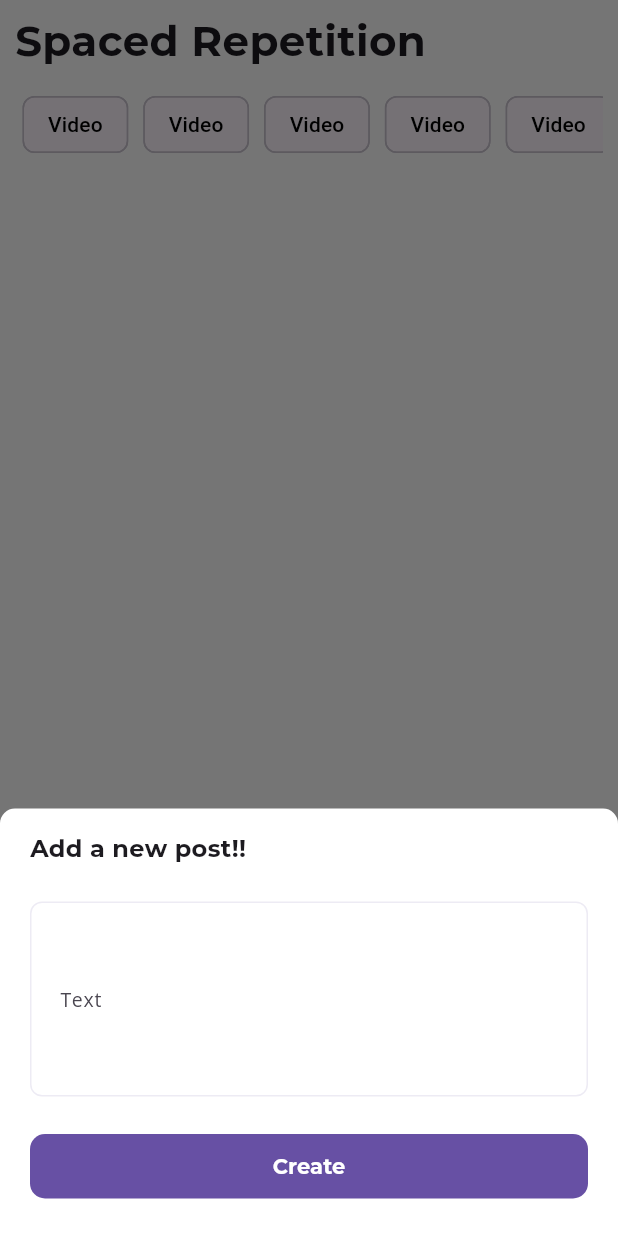
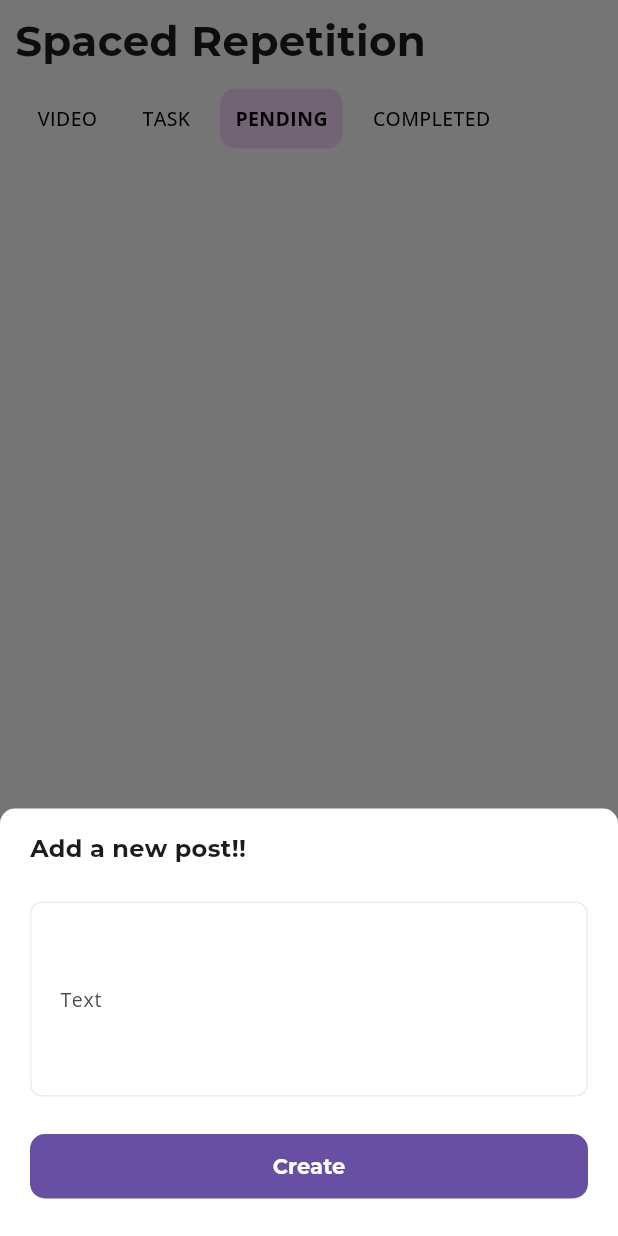
Before and after one commit to Amitpatil215/rss, a Flutter app: the screen it shows after launch, after a tap on the "add card" icon, on a phone screen of 412 x 824 dp. Run offline on Flutter 3.47's test engine with Material 3 defaults, Android fonts, the phone set to English and light mode, and no system bars; our stand-ins replace cloud_firestore, firebase_core, firebase_ui_firestore, flutter_slidable, google_fonts, readmore and 4 more; accounts and stored records are empty.

Commit message:
filter done

```diff
--- a/lib/model/posts.dart
+++ b/lib/model/posts.dart
@@ -5,6 +5,7 @@ class PostsModel {
   final String? url;
   final DateTime? createdAt;
   final DateTime? lastSeen;
+  final String? type;
 
   final String? status; // Pending, Completed, Snoozed
   final DateTime? dueDate;
@@ -18,6 +19,7 @@ class PostsModel {
     this.lastSeen,
     this.status,
     this.dueDate,
+    this.type,
   });
 
   // Factory constructor for creating a new PostsModel instance from a map
@@ -31,6 +33,7 @@ class PostsModel {
       lastSeen: json['last_seen']?.toDate() as DateTime?,
       status: json['status'] as String?,
       dueDate: json['due_date']?.toDate() as DateTime?,
+      type: json['type'] as String?,
     );
   }
 
@@ -45,6 +48,7 @@ class PostsModel {
       'last_seen': lastSeen,
       'status': status,
       'due_date': dueDate,
+      'type': type
     };
   }
 
@@ -59,6 +63,7 @@ class PostsModel {
       'last_seen': lastSeen,
       'status': status,
       'due_date': dueDate,
+      'type': type
     }.withoutNulls();
   }
 }
--- a/lib/ui/bottom_sheets/create_post/create_post_sheet_model.dart
+++ b/lib/ui/bottom_sheets/create_post/create_post_sheet_model.dart
@@ -27,6 +27,7 @@ class CreatePostSheetModel extends BaseViewModel {
                 desc: formattedTask.desc,
                 id: null,
                 url: formattedTask.url,
+                type: formattedTask.type,
                 createdAt: DateTime.now(),
                 lastSeen: DateTime.now(),
                 status: "pending",
--- a/lib/ui/views/feed/feed_view.dart
+++ b/lib/ui/views/feed/feed_view.dart
@@ -41,22 +41,41 @@ class FeedView extends StackedView<FeedViewModel> {
               scrollDirection: Axis.horizontal,
               child: Row(
                 children: [
-                  for (int i = 0; i < 15; i++)
-                    const Padding(
-                      padding: EdgeInsets.all(5.0),
-                      child: Chip(
-                          label: Text(
-                        "Video",
-                        style: TextStyle(color: Colors.black),
-                      )),
-                    )
+                  FilterChip(
+                    filterValue: FilterBy.VIDEO,
+                    onTap: (p0) {
+                      viewModel.applyFilter(FilterBy.VIDEO);
+                    },
+                    isSelected: viewModel.isSelected(FilterBy.VIDEO),
+                  ),
+                  FilterChip(
+                    filterValue: FilterBy.TASK,
+                    onTap: (p0) {
+                      viewModel.applyFilter(FilterBy.TASK);
+                    },
+                    isSelected: viewModel.isSelected(FilterBy.TASK),
+                  ),
+                  FilterChip(
+                    filterValue: FilterBy.PENDING,
+                    onTap: (p0) {
+                      viewModel.applyFilter(FilterBy.PENDING);
+                    },
+                    isSelected: viewModel.isSelected(FilterBy.PENDING),
+                  ),
+                  FilterChip(
+                    filterValue: FilterBy.COMPLETED,
+                    onTap: (p0) {
+                      viewModel.applyFilter(FilterBy.COMPLETED);
+                    },
+                    isSelected: viewModel.isSelected(FilterBy.COMPLETED),
+                  ),
                 ],
               ),
             ),
             Expanded(
               child: FirestoreListView<PostsModel>(
                 pageSize: 15,
-                query: viewModel.postsQuery,
+                query: viewModel.getQuery(),
                 itemBuilder: (context, snapshot) {
                   PostsModel postModel = snapshot.data();
                   return Slidable(
@@ -195,9 +214,13 @@ class FeedView extends StackedView<FeedViewModel> {
                                                 postModel.createdAt ??
                                                     DateTime.now(),
                                               )}",
+                                              overflow: TextOverflow.ellipsis,
                                               style: AppTextStyles.caption,
                                             ),
                                           ],
+                                        ),
+                                        Text(
+                                          "${postModel.status} ${postModel.type}",
                                         ),
                                         verticalSpaceSmall,
                                       ]),
@@ -228,3 +251,41 @@ class FeedView extends StackedView<FeedViewModel> {
   ) =>
       FeedViewModel();
 }
+
+class FilterChip extends StatelessWidget {
+  final bool isSelected;
+  final FilterBy filterValue;
+  //callback
+  final Function(FilterBy) onTap;
+  const FilterChip({
+    super.key,
+    this.isSelected = false,
+    required this.filterValue,
+    required this.onTap,
+  });
+
+  @override
+  Widget build(BuildContext context) {
+    return Padding(
+      padding: const EdgeInsets.all(5.0),
+      child: GestureDetector(
+        onTap: () => onTap(filterValue),
+        child: Container(
+          padding: const EdgeInsets.all(10.0),
+          decoration: BoxDecoration(
+            color: isSelected
+                ? Colors.purpleAccent.withOpacity(0.2)
+                : Colors.white,
+            borderRadius: BorderRadius.circular(10.0),
+          ),
+          child: Text(
+            filterValue.name,
+            style: AppTextStyles.bodyText1.copyWith(
+                fontWeight: isSelected ? FontWeight.bold : FontWeight.w500,
+                color: Colors.black),
+          ),
+        ),
+      ),
+    );
+  }
+}
--- a/lib/ui/views/feed/feed_viewmodel.dart
+++ b/lib/ui/views/feed/feed_viewmodel.dart
@@ -7,12 +7,39 @@ import '../../../app/app.bottomsheets.dart';
 import '../../../app/app.locator.dart';
 import '../../common/app_strings.dart';
 
+enum FilterBy { VIDEO, TASK, PENDING, COMPLETED }
+
 class FeedViewModel extends BaseViewModel {
   final _bottomSheetService = locator<BottomSheetService>();
 
-  final postsQuery = FirebaseFirestore.instance
-      .collection('posts')
-      .where('status', isEqualTo: 'pending')
+  // final postsQuery = FirebaseFirestore.instance
+  //     .collection('posts')
+  //     .where('status', isEqualTo: 'pending')
+  //     .orderBy('due_date', descending: false)
+  //     .orderBy('last_seen', descending: false)
+  //     .withConverter<PostsModel>(
+  //       fromFirestore: (snapshot, _) =>
+  //           PostsModel.fromJson(snapshot.data()!, snapshot.reference.id),
+  //       toFirestore: (post, _) => post.toJson(),
+  //     );
+  Query<PostsModel> getQuery() {
+    /// use filter by for writing the query
+    var collectionRef = FirebaseFirestore.instance.collection('posts');
+    Query<Map<String, dynamic>> newQuery = collectionRef;
+    if (isSelected(FilterBy.PENDING)) {
+      newQuery = newQuery.where('status', isEqualTo: 'pending');
+    }
+    if (isSelected(FilterBy.COMPLETED)) {
+      newQuery = newQuery.where('status', isEqualTo: 'completed');
+    }
+    if (isSelected(FilterBy.VIDEO)) {
+      newQuery = newQuery.where('type', isEqualTo: 'video');
+    }
+    if (isSelected(FilterBy.TASK)) {
+      newQuery = newQuery.where('type', isEqualTo: 'task');
+    }
+
+    return newQuery
         .orderBy('due_date', descending: false)
         .orderBy('last_seen', descending: false)
         .withConverter<PostsModel>(
@@ -20,6 +47,7 @@ class FeedViewModel extends BaseViewModel {
               PostsModel.fromJson(snapshot.data()!, snapshot.reference.id),
           toFirestore: (post, _) => post.toJson(),
         );
+  }
 
   void showBottomSheet() {
     _bottomSheetService.showCustomSheet(
@@ -44,4 +72,38 @@ class FeedViewModel extends BaseViewModel {
         .doc(post.id)
         .update(PostsModel(lastSeen: DateTime.now()).toJsonNoNull());
   }
+
+  final List<FilterBy> _currentFilter = [FilterBy.PENDING];
+
+  // apply filter
+  void applyFilter(FilterBy filterBy) {
+    // switch between pending and completed
+    if (filterBy == FilterBy.PENDING) {
+      _currentFilter.remove(FilterBy.COMPLETED);
+    } else if (filterBy == FilterBy.COMPLETED) {
+      _currentFilter.remove(FilterBy.PENDING);
     }
+
+    /// Switch between video and task
+    if (filterBy == FilterBy.VIDEO) {
+      _currentFilter.remove(FilterBy.TASK);
+    } else if (filterBy == FilterBy.TASK) {
+      _currentFilter.remove(FilterBy.VIDEO);
+    }
+
+    if (isSelected(filterBy)) {
+      _currentFilter.remove(filterBy);
+    } else {
+      _currentFilter.add(filterBy);
+    }
+    rebuildUi();
+  }
+
+  bool isSelected(FilterBy filterBy) {
+    return _currentFilter.contains(filterBy);
+  }
+
+  // get current filter
+  // getter
+  List<FilterBy> get currentFilter => _currentFilter;
+}
```
Also changed, not shown: 1 other file. Lines whose indentation alone changed are shown as unchanged.
